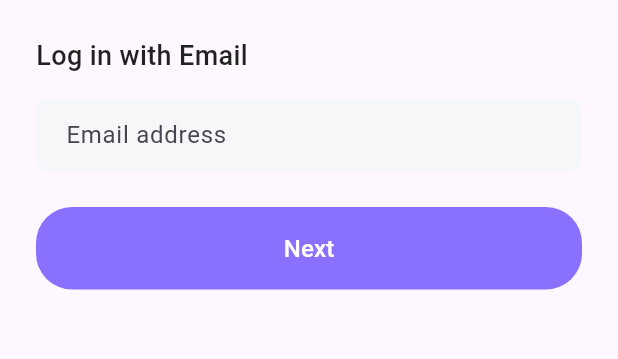
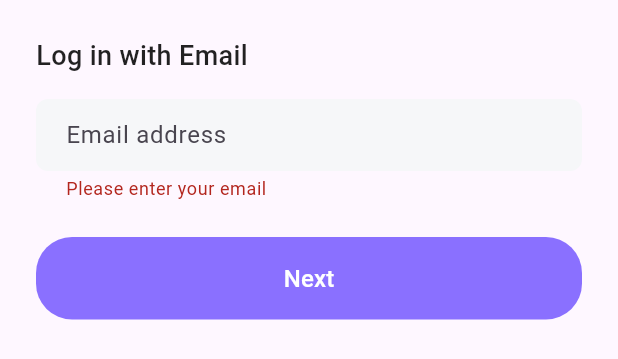
Before and after one commit to npt306/AMP-AI-ChatApp, a Flutter app: the LoginTab widget shown alone on an empty page, opened directly, after a tap on "Next", on a phone screen of 412 x 824 dp. Shown: the top 359 px of the screen. Run offline on Flutter 3.47's test engine with Material 3 defaults, Android fonts, the phone set to English and light mode, and no system bars; our stand-ins replace flutter_secure_storage, flutter_svg, font_awesome_flutter, synchronized; accounts and stored records are empty; network calls fail.

Commit message:
email validation

```diff
--- a/lib/screens/login_email_screen/login_tab.dart
+++ b/lib/screens/login_email_screen/login_tab.dart
@@ -35,8 +35,7 @@ class _LoginTabState extends State<LoginTab> {
   }
 
   void _handleNextStep() {
-    if (_emailController.text.isNotEmpty &&
-        _emailController.text.contains('@')) {
+    if (_formKey.currentState!.validate()) {
       setState(() {
         _showPasswordField = true;
       });
@@ -44,7 +43,12 @@ class _LoginTabState extends State<LoginTab> {
   }
 
   Future<void> _handleLogin() async {
-    if (!_formKey.currentState!.validate()) return;
+    if (!_formKey.currentState!.validate()) {
+      setState(() {
+        _errorMessage = 'Please fix the errors in the form';
+      });
+      return;
+    }
 
     setState(() {
       _isLoading = true;
@@ -75,7 +79,8 @@ class _LoginTabState extends State<LoginTab> {
       }
     } catch (e) {
       setState(() {
-        _errorMessage = e.toString().replaceAll('Exception: ', '');
+        print('Login exception: ${e}');
+        _errorMessage = 'Incorrect email or password';
       });
     } finally {
       if (mounted) {
@@ -150,8 +155,11 @@ class _LoginTabState extends State<LoginTab> {
                   if (value == null || value.isEmpty) {
                     return 'Please enter your email';
                   }
-                  if (!value.contains('@')) {
-                    return 'Please enter a valid email';
+                  // Email regex pattern
+                  final emailRegex = RegExp(
+                      r'^[a-zA-Z0-9._%+-]+@[a-zA-Z0-9.-]+\.[a-zA-Z]{2,}$');
+                  if (!emailRegex.hasMatch(value)) {
+                    return 'Please enter a valid email address';
                   }
                   return null;
                 },
@@ -282,9 +290,17 @@ class _LoginTabState extends State<LoginTab> {
                   if (value == null || value.isEmpty) {
                     return 'Please enter your password';
                   }
-                  if (value.length < 6) {
-                    return 'Password must be at least 6 characters';
+                  if (value.length < 8) {
+                    return 'Password must be at least 8 characters';
                   }
+                  // Check for at least one uppercase letter
+                  // if (!value.contains(RegExp(r'[A-Z]'))) {
+                  //   return 'Password must contain at least one uppercase letter';
+                  // }
+                  // // Check for at least one number
+                  // if (!value.contains(RegExp(r'[0-9]'))) {
+                  //   return 'Password must contain at least one number';
+                  // }
                   return null;
                 },
               ),
@@ -293,9 +309,25 @@ class _LoginTabState extends State<LoginTab> {
               if (_errorMessage != null)
                 Padding(
                   padding: const EdgeInsets.only(top: 8.0),
-                  child: Text(
-                    _errorMessage!,
-                    style: const TextStyle(color: Colors.red),
+                  child: Container(
+                    padding: const EdgeInsets.all(12),
+                    decoration: BoxDecoration(
+                      color: Colors.red.shade50,
+                      borderRadius: BorderRadius.circular(8),
+                      border: Border.all(color: Colors.red.shade200),
+                    ),
+                    child: Row(
+                      children: [
+                        const Icon(Icons.error_outline, color: Colors.red),
+                        const SizedBox(width: 8),
+                        Expanded(
+                          child: Text(
+                            _errorMessage!,
+                            style: const TextStyle(color: Colors.red),
+                          ),
+                        ),
+                      ],
+                    ),
                   ),
                 ),
 
--- a/lib/screens/login_email_screen/signup_tab.dart
+++ b/lib/screens/login_email_screen/signup_tab.dart
@@ -72,7 +72,13 @@ class _SignupTabState extends State<SignupTab> {
       }
     } catch (e) {
       setState(() {
-        _errorMessage = e.toString().replaceAll('Exception: ', '');
+        String errorMsg = e.toString().replaceAll('Exception: ', '');
+        if (errorMsg.toLowerCase().contains('email already exists') ||
+            errorMsg.toLowerCase().contains('email already registered')) {
+          _errorMessage = 'This email is already registered';
+        } else{
+          _errorMessage = 'Please enter a valid email address';
+        }
       });
     } finally {
       if (mounted) {
@@ -143,8 +149,11 @@ class _SignupTabState extends State<SignupTab> {
                 if (value == null || value.isEmpty) {
                   return 'Please enter your email';
                 }
-                if (!value.contains('@')) {
-                  return 'Please enter a valid email';
+                // Email regex pattern
+                final emailRegex =
+                    RegExp(r'^[a-zA-Z0-9._%+-]+@[a-zA-Z0-9.-]+\.[a-zA-Z]{2,}$');
+                if (!emailRegex.hasMatch(value)) {
+                  return 'Please enter a valid email address';
                 }
                 return null;
               },
@@ -199,7 +208,9 @@ class _SignupTabState extends State<SignupTab> {
                 ),
                 suffixIcon: IconButton(
                   icon: Icon(
-                    _isPasswordVisible ? Icons.visibility_off : Icons.visibility,
+                    _isPasswordVisible
+                        ? Icons.visibility_off
+                        : Icons.visibility,
                     color: Colors.grey,
                   ),
                   onPressed: _togglePasswordVisibility,
@@ -209,9 +220,21 @@ class _SignupTabState extends State<SignupTab> {
                 if (value == null || value.isEmpty) {
                   return 'Please enter your password';
                 }
-                if (value.length < 6) {
-                  return 'Password must be at least 6 characters';
+                if (value.length < 8) {
+                  return 'Password must be at least 8 characters';
                 }
+                // // Check for at least one uppercase letter
+                // if (!value.contains(RegExp(r'[A-Z]'))) {
+                //   return 'Password must contain at least one uppercase letter';
+                // }
+                // // Check for at least one number
+                // if (!value.contains(RegExp(r'[0-9]'))) {
+                //   return 'Password must contain at least one number';
+                // }
+                // // Check for at least one special character
+                // if (!value.contains(RegExp(r'[!@#$%^&*(),.?":{}|<>]'))) {
+                //   return 'Password must contain at least one special character';
+                // }
                 return null;
               },
             ),
@@ -265,7 +288,9 @@ class _SignupTabState extends State<SignupTab> {
                 ),
                 suffixIcon: IconButton(
                   icon: Icon(
-                    _isConfirmPasswordVisible ? Icons.visibility_off : Icons.visibility,
+                    _isConfirmPasswordVisible
+                        ? Icons.visibility_off
+                        : Icons.visibility,
                     color: Colors.grey,
                   ),
                   onPressed: _toggleConfirmPasswordVisibility,
```
